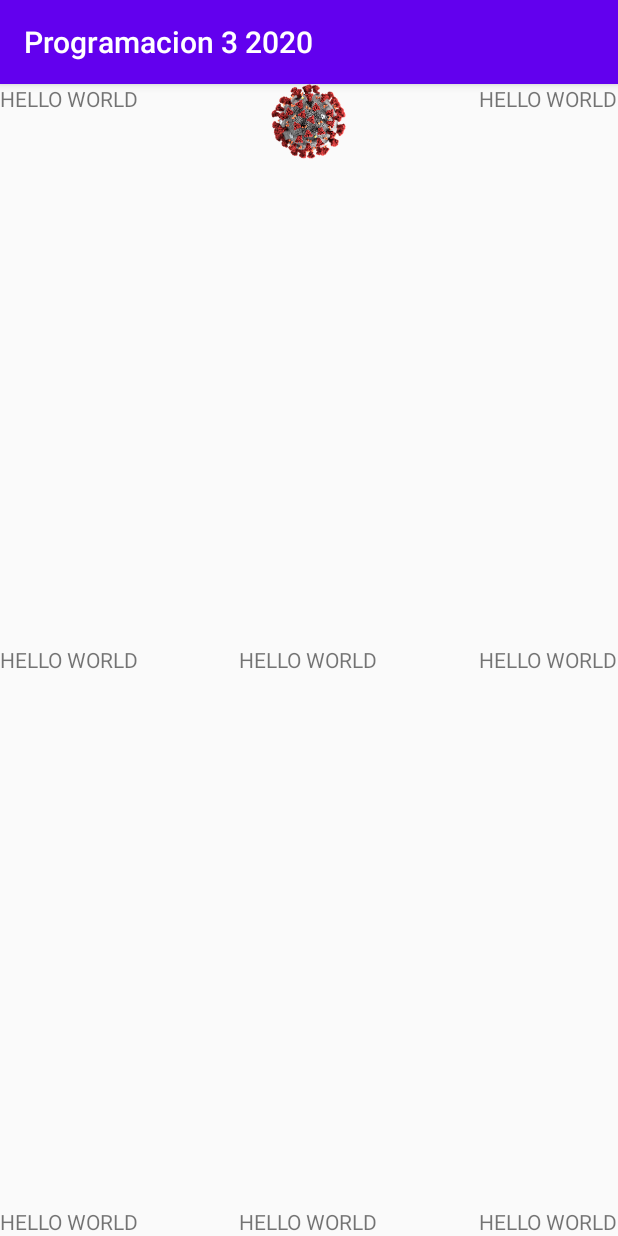
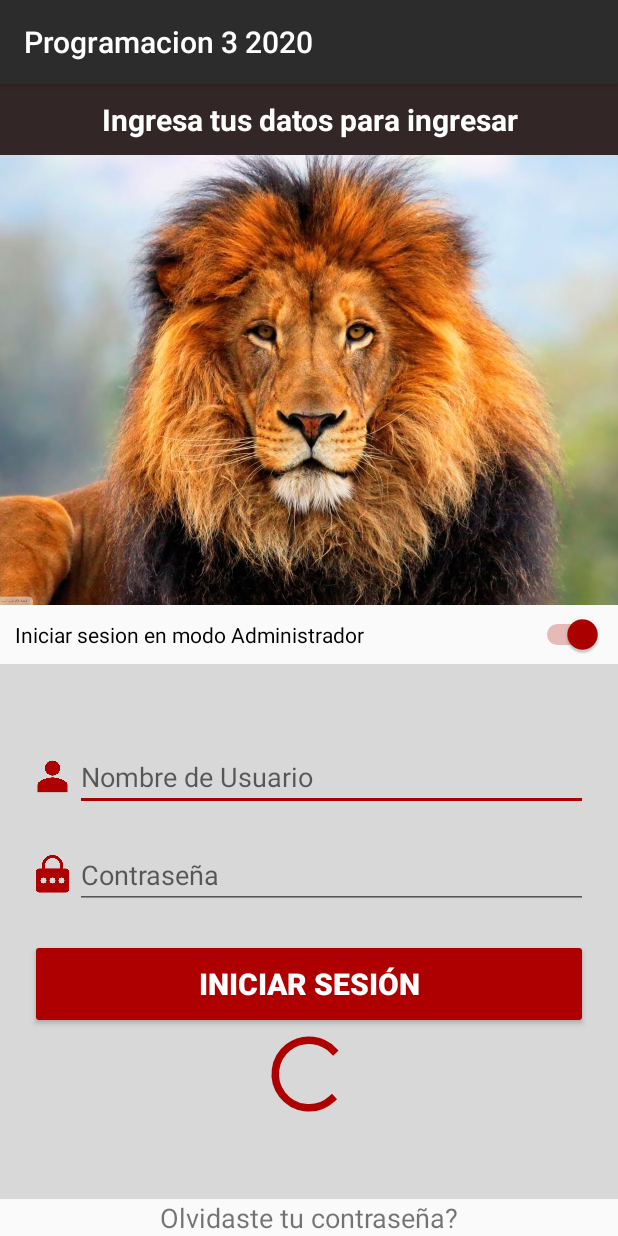
Before and after one commit to adrorodri/programacion3-2020, an Android app: the screen it shows after launch (MainActivity), on a phone screen of 412 x 824 dp. Run offline under Robolectric (Android 15) with nearby library versions, the phone set to English and light mode, and no system bars.

Commit message:
UI Elements added

```diff
--- a/app/src/main/java/com/upb/programacion32020/MainActivity.java
+++ b/app/src/main/java/com/upb/programacion32020/MainActivity.java
@@ -9,6 +9,6 @@ public class MainActivity extends AppCompatActivity {
     @Override
     protected void onCreate(Bundle savedInstanceState) {
         super.onCreate(savedInstanceState);
-        setContentView(R.layout.activity_main);
+        setContentView(R.layout.activity_ui_elements);
     }
 }
--- /dev/null
+++ b/app/src/main/res/layout/activity_ui_elements.xml
@@ -0,0 +1,101 @@
+<?xml version="1.0" encoding="utf-8"?>
+<LinearLayout xmlns:android="http://schemas.android.com/apk/res/android"
+    android:layout_width="match_parent"
+    android:layout_height="match_parent"
+    android:orientation="vertical">
+
+    <TextView
+        android:layout_width="match_parent"
+        android:layout_height="wrap_content"
+        android:background="@color/colorLightBlue"
+        android:gravity="center"
+        android:padding="10dp"
+        android:text="@string/login_description"
+        android:textColor="@color/colorWhite"
+        android:textSize="20sp"
+        android:textStyle="bold" />
+
+    <ImageView
+        android:layout_width="match_parent"
+        android:layout_height="300dp"
+        android:layout_gravity="center"
+        android:scaleType="centerCrop"
+        android:src="@drawable/leon" />
+
+    <Switch
+        android:layout_width="match_parent"
+        android:layout_height="wrap_content"
+        android:checked="true"
+        android:enabled="true"
+        android:padding="10dp"
+        android:text="@string/login_switch" />
+
+    <LinearLayout
+        android:layout_width="match_parent"
+        android:layout_height="wrap_content"
+        android:layout_weight="1"
+        android:background="@color/colorPrimaryLight"
+        android:gravity="center"
+        android:orientation="vertical"
+        android:padding="20dp">
+
+        <LinearLayout
+            android:layout_width="match_parent"
+            android:layout_height="wrap_content"
+            android:layout_marginBottom="20dp"
+            android:gravity="center_vertical">
+
+            <ImageView
+                android:layout_width="30dp"
+                android:layout_height="30dp"
+                android:src="@drawable/user"
+                android:tint="@color/colorAccent" />
+
+            <EditText
+                android:layout_width="match_parent"
+                android:layout_height="wrap_content"
+                android:hint="@string/login_hint_username"
+                android:inputType="text" />
+        </LinearLayout>
+
+        <LinearLayout
+            android:layout_width="match_parent"
+            android:layout_height="wrap_content"
+            android:layout_marginBottom="20dp"
+            android:gravity="center_vertical">
+
+            <ImageView
+                android:layout_width="30dp"
+                android:layout_height="30dp"
+                android:src="@drawable/password"
+                android:tint="@color/colorAccent" />
+
+            <EditText
+                android:layout_width="match_parent"
+                android:layout_height="wrap_content"
+                android:hint="@string/login_hint_password"
+                android:inputType="textPassword" />
+        </LinearLayout>
+
+        <Button
+            android:layout_width="match_parent"
+            android:layout_height="60dp"
+            android:backgroundTint="@color/colorAccent"
+            android:text="@string/login_button"
+            android:textColor="@color/colorWhite"
+            android:textSize="20sp"
+            android:textStyle="bold" />
+
+        <ProgressBar
+            android:layout_width="60dp"
+            android:layout_height="60dp"
+            android:indeterminate="true" />
+    </LinearLayout>
+
+    <TextView
+        android:layout_width="match_parent"
+        android:layout_height="wrap_content"
+        android:gravity="center"
+        android:text="@string/login_forgot_password"
+        android:textSize="18sp" />
+</LinearLayout>
--- a/app/src/main/res/values/colors.xml
+++ b/app/src/main/res/values/colors.xml
@@ -1,6 +1,9 @@
 <?xml version="1.0" encoding="utf-8"?>
 <resources>
-    <color name="colorPrimary">#6200EE</color>
-    <color name="colorPrimaryDark">#3700B3</color>
-    <color name="colorAccent">#03DAC5</color>
+    <color name="colorPrimary">#2C2C2C</color>
+    <color name="colorPrimaryLight">#D8D8D8</color>
+    <color name="colorPrimaryDark">#1E1E1E</color>
+    <color name="colorAccent">#AE0000</color>
+    <color name="colorLightBlue">#332626</color>
+    <color name="colorWhite">#FFFFFF</color>
 </resources>
--- a/app/src/main/res/values/strings.xml
+++ b/app/src/main/res/values/strings.xml
@@ -1,4 +1,15 @@
 <resources>
     <string name="app_name">Programacion 3 2020</string>
     <string name="hello_world">HELLO WORLD</string>
+    <string name="example_1">León</string>
+    <string name="example_2">Tigre</string>
+    <string name="example_3">Vaca</string>
+    <string name="example_4">Pato</string>
+    <string name="example_5">Gato</string>
+    <string name="login_description">Ingresa tus datos para ingresar</string>
+    <string name="login_switch">Iniciar sesion en modo Administrador</string>
+    <string name="login_hint_username">Nombre de Usuario</string>
+    <string name="login_hint_password">Contraseña</string>
+    <string name="login_forgot_password">Olvidaste tu contraseña?</string>
+    <string name="login_button">Iniciar Sesión</string>
 </resources>
```
Also changed, not shown: app/src/main/res/drawable/leon.jpg (added), app/src/main/res/drawable/password.png (added), app/src/main/res/drawable/user.png (added).
